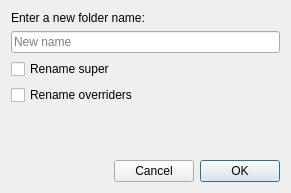
This is Editor/assetmanager/menu/items/rename/renamedialog.ui in marcellfischbach/CobaltSKY as Qt 5 draws it before an edit. The edited form follows.
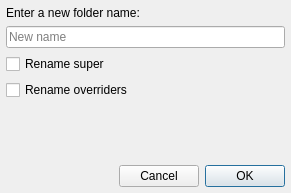
This is the edited form.

```diff
--- a/Editor/assetmanager/menu/items/rename/renamedialog.ui
+++ b/Editor/assetmanager/menu/items/rename/renamedialog.ui
@@ -14,6 +14,21 @@
    <string>Rename...</string>
   </property>
   <layout class="QGridLayout" name="gridLayout">
+   <property name="leftMargin">
+    <number>6</number>
+   </property>
+   <property name="topMargin">
+    <number>6</number>
+   </property>
+   <property name="rightMargin">
+    <number>6</number>
+   </property>
+   <property name="bottomMargin">
+    <number>6</number>
+   </property>
+   <property name="spacing">
+    <number>6</number>
+   </property>
    <item row="0" column="0">
     <widget class="QLabel" name="message">
      <property name="text">
@@ -53,7 +68,7 @@
      <property name="sizeHint" stdset="0">
       <size>
        <width>20</width>
-       <height>50</height>
+       <height>56</height>
       </size>
      </property>
     </spacer>
```
